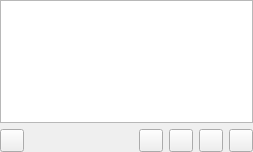
Qt form gui/playlistspage.ui (polpo/cantata-mac) before a commit.
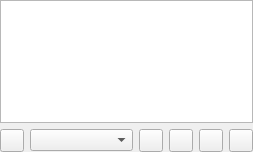
The same form after that commit. Custom widgets are drawn as their Qt base class.

Commit message: Add genre filtering to playlists page.

```diff
--- a/gui/playlistspage.ui
+++ b/gui/playlistspage.ui
@@ -24,17 +24,7 @@
     <widget class="QToolButton" name="libraryUpdate"/>
    </item>
    <item row="1" column="1">
-    <spacer name="horizontalSpacer">
-     <property name="orientation">
-      <enum>Qt::Horizontal</enum>
-     </property>
-     <property name="sizeHint" stdset="0">
-      <size>
-       <width>130</width>
-       <height>20</height>
-      </size>
-     </property>
-    </spacer>
+    <widget class="QComboBox" name="genreCombo"/>
    </item>
    <item row="1" column="2">
     <widget class="QToolButton" name="rem"/>
```
The commit also changes 8 other files.
